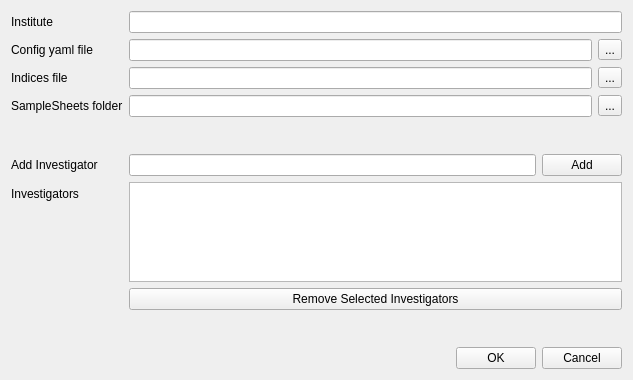
parlar/SampleSheetCreator, file gui/pref.ui: the form before one commit.
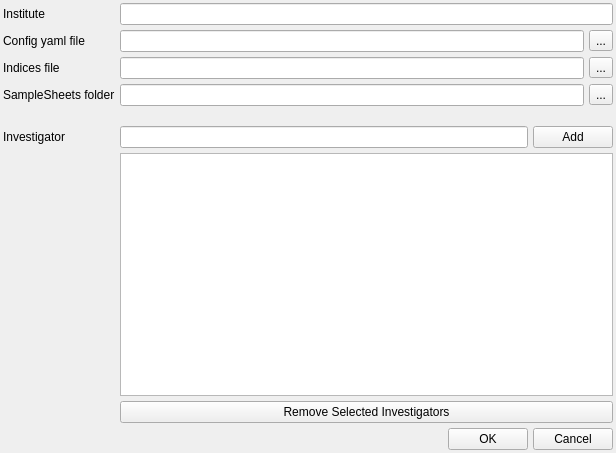
The form after the commit.

The edit to the form file:
```diff
--- a/gui/pref.ui
+++ b/gui/pref.ui
@@ -6,14 +6,37 @@
    <rect>
     <x>0</x>
     <y>0</y>
-    <width>633</width>
-    <height>380</height>
+    <width>616</width>
+    <height>453</height>
    </rect>
   </property>
   <property name="windowTitle">
    <string>Form</string>
   </property>
+  <layout class="QVBoxLayout" name="verticalLayout_2">
+   <property name="spacing">
+    <number>5</number>
+   </property>
+   <property name="leftMargin">
+    <number>3</number>
+   </property>
+   <property name="topMargin">
+    <number>3</number>
+   </property>
+   <property name="rightMargin">
+    <number>3</number>
+   </property>
+   <property name="bottomMargin">
+    <number>3</number>
+   </property>
+   <item>
   <layout class="QFormLayout" name="formLayout">
+     <property name="sizeConstraint">
+      <enum>QLayout::SetNoConstraint</enum>
+     </property>
+     <property name="fieldGrowthPolicy">
+      <enum>QFormLayout::ExpandingFieldsGrow</enum>
+     </property>
    <item row="0" column="0">
     <widget class="QLabel" name="label_3">
      <property name="text">
@@ -24,6 +47,13 @@
    <item row="0" column="1">
     <widget class="QLineEdit" name="lineEdit_institute"/>
    </item>
+     <item row="1" column="0">
+      <widget class="QLabel" name="label_6">
+       <property name="text">
+        <string>Config yaml file</string>
+       </property>
+      </widget>
+     </item>
    <item row="1" column="1">
     <layout class="QHBoxLayout" name="horizontalLayout_configfile">
      <item>
@@ -80,27 +110,23 @@
      </item>
     </layout>
    </item>
-   <item row="6" column="1">
-    <spacer name="verticalSpacer_3">
+     <item row="4" column="1">
+      <spacer name="verticalSpacer_2">
      <property name="orientation">
       <enum>Qt::Vertical</enum>
      </property>
+       <property name="sizeType">
+        <enum>QSizePolicy::Fixed</enum>
+       </property>
      <property name="sizeHint" stdset="0">
       <size>
        <width>20</width>
-       <height>15</height>
+         <height>10</height>
       </size>
      </property>
     </spacer>
    </item>
-   <item row="7" column="0">
-    <widget class="QLabel" name="label_5">
-     <property name="text">
-      <string>Add Investigator</string>
-     </property>
-    </widget>
-   </item>
-   <item row="7" column="1">
+     <item row="5" column="1">
     <layout class="QHBoxLayout" name="horizontalLayout_5">
      <item>
       <widget class="QLineEdit" name="lineEdit_add_investigator"/>
@@ -114,45 +140,72 @@
      </item>
     </layout>
    </item>
-   <item row="8" column="0">
-    <widget class="QLabel" name="label_4">
-     <property name="text">
-      <string>Investigators</string>
-     </property>
-    </widget>
-   </item>
-   <item row="8" column="1">
+     <item row="6" column="1">
     <widget class="QListWidget" name="listWidget_investigators">
+       <property name="sizePolicy">
+        <sizepolicy hsizetype="Expanding" vsizetype="Expanding">
+         <horstretch>0</horstretch>
+         <verstretch>1</verstretch>
+        </sizepolicy>
+       </property>
+       <property name="minimumSize">
+        <size>
+         <width>100</width>
+         <height>100</height>
+        </size>
+       </property>
      <property name="maximumSize">
       <size>
        <width>16777215</width>
-       <height>100</height>
-      </size>
-     </property>
-    </widget>
-   </item>
-   <item row="10" column="1">
+         <height>16777215</height>
+        </size>
+       </property>
+       <property name="movement">
+        <enum>QListView::Static</enum>
+       </property>
+       <property name="resizeMode">
+        <enum>QListView::Adjust</enum>
+       </property>
+      </widget>
+     </item>
+     <item row="5" column="0">
+      <widget class="QLabel" name="label_5">
+       <property name="text">
+        <string>Investigator</string>
+       </property>
+      </widget>
+     </item>
+     <item row="7" column="1">
     <widget class="QPushButton" name="pushButton_remove_investigators">
+       <property name="sizePolicy">
+        <sizepolicy hsizetype="Expanding" vsizetype="Fixed">
+         <horstretch>0</horstretch>
+         <verstretch>0</verstretch>
+        </sizepolicy>
+       </property>
      <property name="text">
       <string>Remove Selected Investigators</string>
      </property>
     </widget>
    </item>
-   <item row="11" column="1">
-    <spacer name="verticalSpacer">
-     <property name="orientation">
-      <enum>Qt::Vertical</enum>
-     </property>
-     <property name="sizeHint" stdset="0">
-      <size>
-       <width>20</width>
-       <height>15</height>
-      </size>
-     </property>
-    </spacer>
+    </layout>
    </item>
-   <item row="12" column="1">
+   <item>
+    <layout class="QVBoxLayout" name="verticalLayout_3">
+     <item>
     <layout class="QHBoxLayout" name="horizontalLayout_2">
+       <property name="leftMargin">
+        <number>0</number>
+       </property>
+       <property name="topMargin">
+        <number>0</number>
+       </property>
+       <property name="rightMargin">
+        <number>0</number>
+       </property>
+       <property name="bottomMargin">
+        <number>0</number>
+       </property>
      <item>
       <spacer name="horizontalSpacer">
        <property name="orientation">
@@ -182,12 +235,7 @@
      </item>
     </layout>
    </item>
-   <item row="1" column="0">
-    <widget class="QLabel" name="label_6">
-     <property name="text">
-      <string>Config yaml file</string>
-     </property>
-    </widget>
+    </layout>
    </item>
   </layout>
  </widget>
```
Lines whose indentation alone changed are shown as unchanged.
